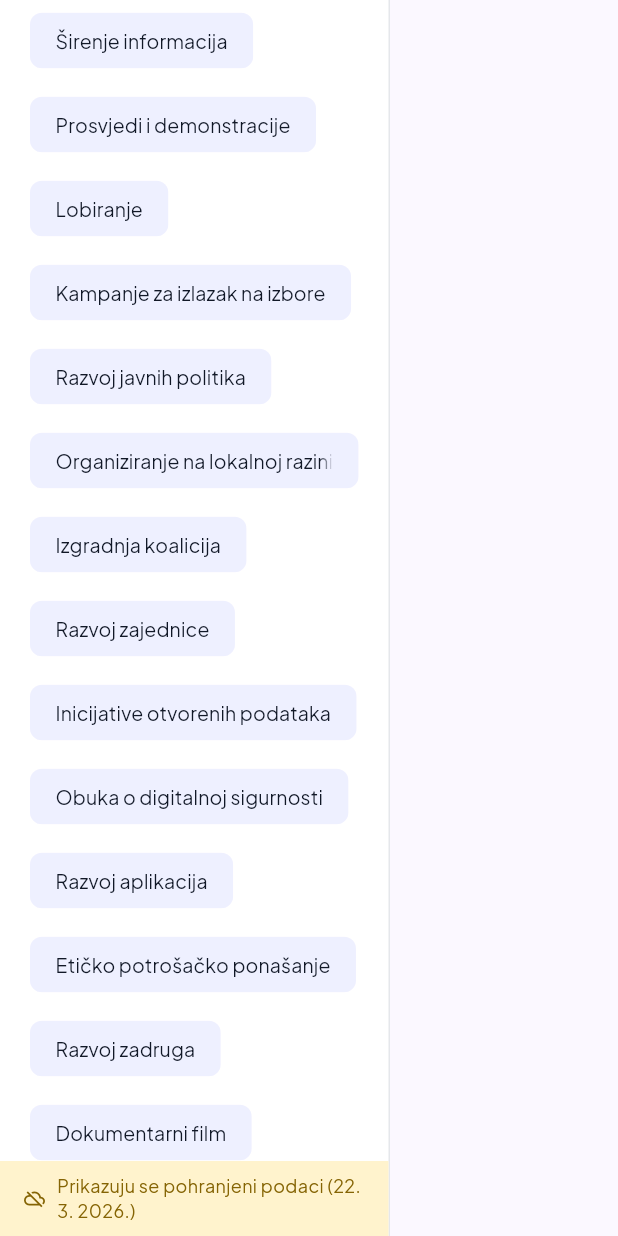
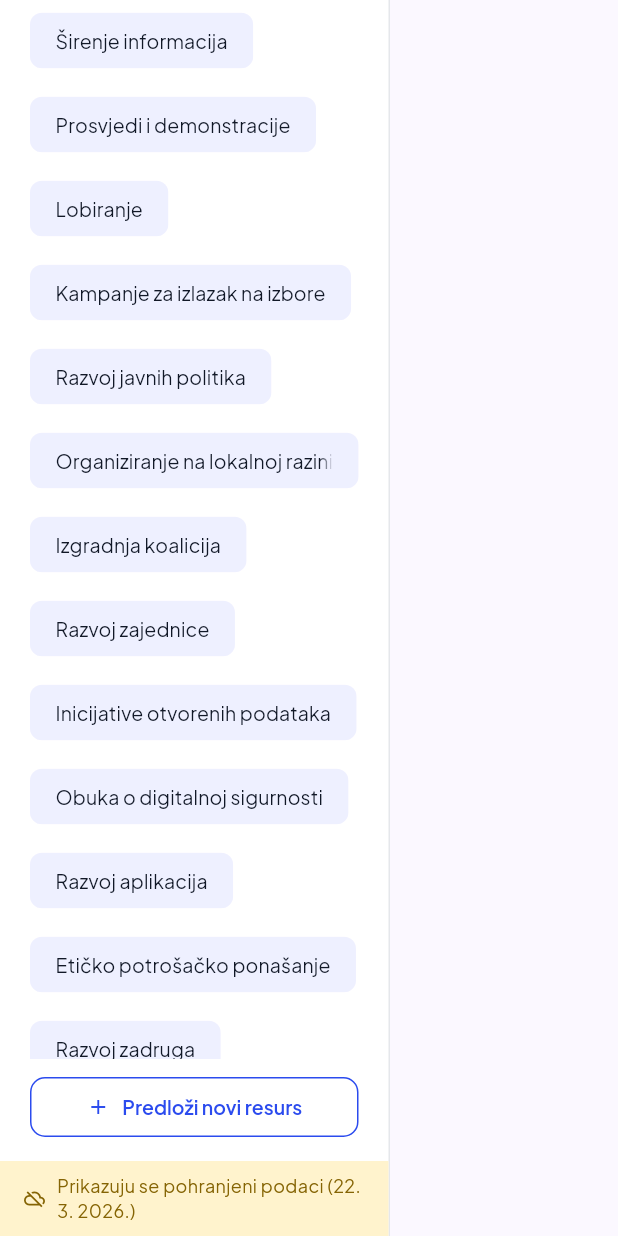
Before and after one commit to markfili/uradisad, a Flutter app: the DesktopSidebar widget shown alone on an empty page, opened directly with sample values from the repository, scrolled down 576 dp, on a phone screen of 412 x 824 dp. Run offline on Flutter 3.47's test engine with Material 3 defaults, Android fonts, the phone set to English and light mode, and no system bars; our stand-ins replace dio, flutter_riverpod, freezed_annotation, google_fonts, retrofit; generated files the repository leaves out were written again; network calls fail.

Commit message:
Add suggest-new-resource button to mobile and desktop
- Desktop sidebar: outlined "Predloži novi resurs" button above the
  freshness banner (uses the existing onSuggest callback)
- Mobile header: add+ icon button on the right side of the logo bar

Both open the existing SuggestSheet/SuggestDialog with empty fields.

Co-Authored-By: Claude Sonnet 4.6 <noreply@anthropic.com>

```diff
--- a/lib/main.dart
+++ b/lib/main.dart
@@ -141,7 +141,7 @@ class _MyHomePageState extends ConsumerState<MyHomePage> {
     final notifier = ref.read(filterProvider.notifier);
     return Column(
       children: [
-        const MobileHeader(),
+        MobileHeader(onSuggest: () => _openSuggest(context)),
         const DataFreshnessBanner(),
         MobileSearchBar(
           controller: _searchCtrl,
--- a/lib/widgets/desktop_layout.dart
+++ b/lib/widgets/desktop_layout.dart
@@ -92,6 +92,24 @@ class DesktopSidebar extends StatelessWidget {
                     }).toList(),
                   ),
                 ],
+              ),
+            ),
+          ),
+          Padding(
+            padding: const EdgeInsets.fromLTRB(20, 8, 20, 12),
+            child: SizedBox(
+              width: double.infinity,
+              child: OutlinedButton.icon(
+                onPressed: onSuggest,
+                icon: const Icon(Icons.add, size: 16),
+                label: const Text('Predloži novi resurs'),
+                style: OutlinedButton.styleFrom(
+                  foregroundColor: primaryColor,
+                  side: const BorderSide(color: primaryColor),
+                  padding: const EdgeInsets.symmetric(vertical: 10),
+                  shape: RoundedRectangleBorder(borderRadius: BorderRadius.circular(10)),
+                  textStyle: GoogleFonts.plusJakartaSans(fontSize: 13, fontWeight: FontWeight.w600),
+                ),
               ),
             ),
           ),
```
Also changed, not shown: lib/widgets/mobile_layout.dart (+14 -3 lines).
